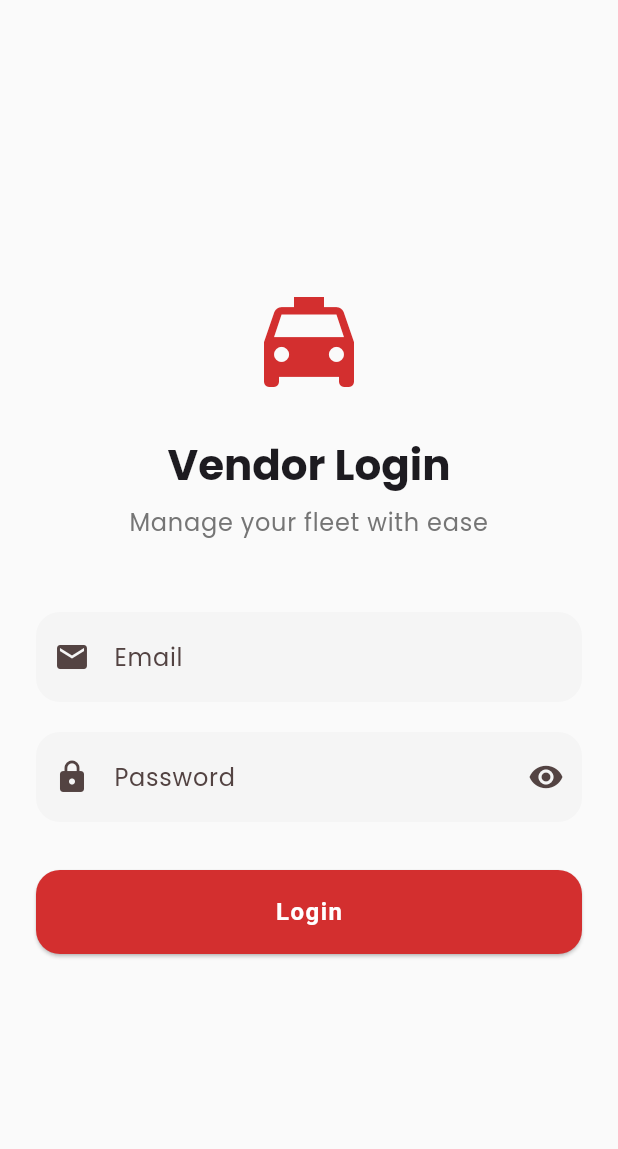
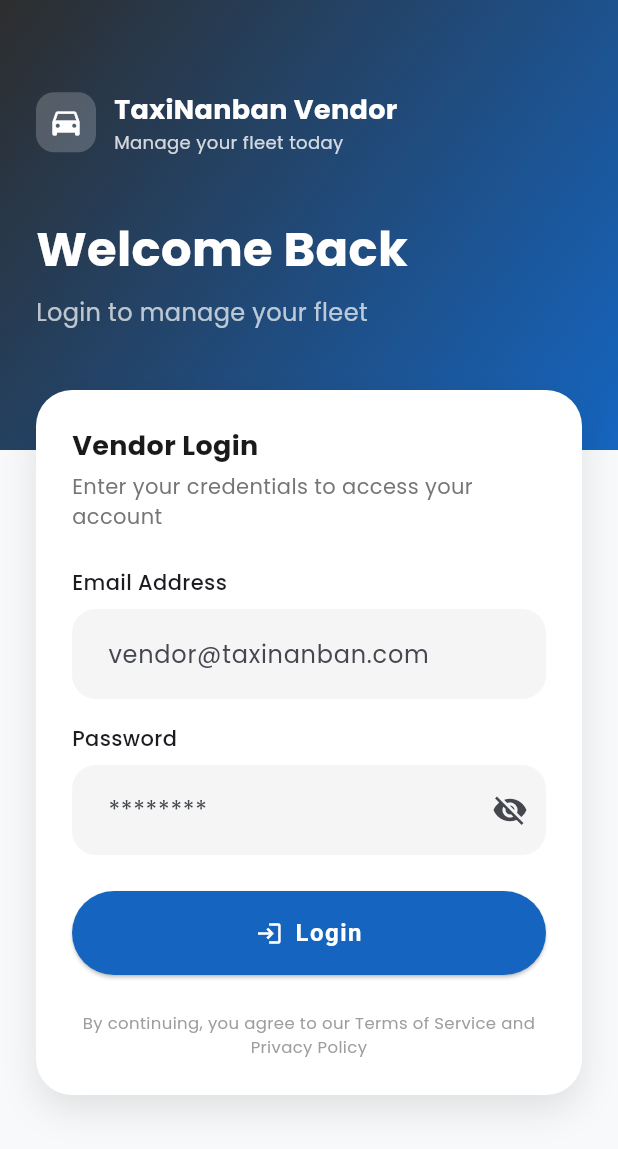
Before and after one commit to awencetech/taxipapp, a Flutter app: the screen it shows after launch, on a phone screen of 412 x 824 dp. Shown: the top 1149 px of the screen. Run offline on Flutter 3.47's test engine with Material 3 defaults, Android fonts, the phone set to English and light mode, and no system bars; our stand-ins replace cached_network_image, dio, file_picker, font_awesome_flutter, geocoding, geolocator and 8 more; accounts and stored records are empty.

Commit message:
Update vendor frontend UI design to match driver frontend

```diff
--- a/vendorfrontend/lib/core/theme/app_theme.dart
+++ b/vendorfrontend/lib/core/theme/app_theme.dart
@@ -2,11 +2,18 @@
 import 'package:google_fonts/google_fonts.dart';
 
 class AppTheme {
-  static const Color primaryColor = Color(0xFFD32F2F);
-  static const Color secondaryColor = Colors.black;
-  static const Color accentColor = Colors.white;
-  static const Color errorColor = Colors.red;
-  static const Color successColor = Colors.green;
+  static const Color primaryColor = Color(0xFF1565C0); // Dark blue
+  static const Color secondaryColor = Color(0xFF2D2D2D); // Dark gray
+  static const Color accentColor = Color(0xFF42A5F5); // Lighter blue
+  static const Color errorColor = Color(0xFFE53935);
+  static const Color successColor = Color(0xFF43A047);
+  static const Color backgroundColor = Color(0xFFF8F9FA);
+
+  static const LinearGradient headerGradient = LinearGradient(
+    begin: Alignment.topLeft,
+    end: Alignment.bottomRight,
+    colors: [secondaryColor, Color(0xFF1565C0)],
+  );
 
   static ThemeData lightTheme = ThemeData(
     useMaterial3: true,
@@ -19,7 +26,7 @@
       onSurface: Colors.black,
       error: errorColor,
     ),
-    scaffoldBackgroundColor: Colors.grey[50],
+    scaffoldBackgroundColor: backgroundColor,
     textTheme: GoogleFonts.poppinsTextTheme(),
     appBarTheme: const AppBarTheme(
       backgroundColor: Colors.white,
@@ -33,7 +40,7 @@
         foregroundColor: Colors.white,
         minimumSize: const Size(double.infinity, 56),
         shape: RoundedRectangleBorder(
-          borderRadius: BorderRadius.circular(16),
+          borderRadius: BorderRadius.circular(28),
         ),
         textStyle: const TextStyle(
           fontSize: 16,
@@ -44,7 +51,7 @@
     ),
     inputDecorationTheme: InputDecorationTheme(
       filled: true,
-      fillColor: Colors.grey[100],
+      fillColor: const Color(0xFFF5F5F5),
       border: OutlineInputBorder(
         borderRadius: BorderRadius.circular(16),
         borderSide: BorderSide.none,
@@ -88,7 +95,7 @@
         foregroundColor: Colors.white,
         minimumSize: const Size(double.infinity, 56),
         shape: RoundedRectangleBorder(
-          borderRadius: BorderRadius.circular(16),
+          borderRadius: BorderRadius.circular(28),
         ),
         textStyle: const TextStyle(
           fontSize: 16,
--- a/vendorfrontend/lib/views/auth/login_screen.dart
+++ b/vendorfrontend/lib/views/auth/login_screen.dart
@@ -31,45 +31,102 @@
     }
 
     return Scaffold(
-      body: SafeArea(
-        child: Center(
-          child: SingleChildScrollView(
+      backgroundColor: AppTheme.backgroundColor,
+      body: SingleChildScrollView(
+        child: Column(
+          children: [
+            // Header with Gradient
+            Container(
+              width: double.infinity,
+              height: 300,
+              decoration: const BoxDecoration(
+                gradient: AppTheme.headerGradient,
+              ),
+              padding: const EdgeInsets.symmetric(horizontal: 24, vertical: 60),
+              child: Column(
+                crossAxisAlignment: CrossAxisAlignment.start,
+                children: [
+                  Row(
+                    children: [
+                      Container(
+                        padding: const EdgeInsets.all(8),
+                        decoration: BoxDecoration(
+                          color: Colors.white.withValues(alpha: 0.2),
+                          borderRadius: BorderRadius.circular(12),
+                        ),
+                        child: const Icon(Icons.directions_car, color: Colors.white, size: 24),
+                      ),
+                      const SizedBox(width: 12),
+                      Column(
+                        crossAxisAlignment: CrossAxisAlignment.start,
+                        children: [
+                          const Text(
+                            'TaxiNanban Vendor',
+                            style: TextStyle(color: Colors.white, fontSize: 18, fontWeight: FontWeight.bold),
+                          ),
+                          Text(
+                            'Manage your fleet today',
+                            style: TextStyle(color: Colors.white.withValues(alpha: 0.8), fontSize: 12),
+                          ),
+                        ],
+                      ),
+                    ],
+                  ),
+                  const SizedBox(height: 40),
+                  const Text(
+                    'Welcome Back',
+                    style: TextStyle(color: Colors.white, fontSize: 32, fontWeight: FontWeight.bold),
+                  ),
+                  const SizedBox(height: 8),
+                  const Text(
+                    'Login to manage your fleet',
+                    style: TextStyle(color: Colors.white70, fontSize: 16),
+                  ),
+                ],
+              ),
+            ),
+
+            // Login Card
+            Transform.translate(
+              offset: const Offset(0, -40),
+              child: Container(
+                margin: const EdgeInsets.symmetric(horizontal: 24),
                 padding: const EdgeInsets.all(24),
+                decoration: BoxDecoration(
+                  color: Colors.white,
+                  borderRadius: BorderRadius.circular(24),
+                  boxShadow: [
+                    BoxShadow(
+                      color: Colors.black.withValues(alpha: 0.1),
+                      blurRadius: 20,
+                      offset: const Offset(0, 10),
+                    ),
+                  ],
+                ),
                 child: Form(
                   key: _formKey,
                   child: Column(
-                mainAxisAlignment: MainAxisAlignment.center,
-                crossAxisAlignment: CrossAxisAlignment.stretch,
+                    crossAxisAlignment: CrossAxisAlignment.start,
+                    mainAxisSize: MainAxisSize.min,
                     children: [
-                  Icon(
-                    Icons.local_taxi,
-                    size: 80,
-                    color: AppTheme.primaryColor,
+                      const Text(
+                        'Vendor Login',
+                        style: TextStyle(fontSize: 18, fontWeight: FontWeight.bold, color: Color(0xFF1A1A1A)),
+                      ),
+                      const SizedBox(height: 4),
+                      Text(
+                        'Enter your credentials to access your account',
+                        style: TextStyle(fontSize: 14, color: Colors.grey[600]),
                       ),
                       const SizedBox(height: 24),
-                  Text(
-                    'Vendor Login',
-                    style: Theme.of(context).textTheme.headlineMedium?.copyWith(
-                      fontWeight: FontWeight.bold,
-                    ),
-                    textAlign: TextAlign.center,
-                  ),
+
+                      // Email Field
+                      const Text('Email Address', style: TextStyle(fontSize: 14, fontWeight: FontWeight.w500)),
                       const SizedBox(height: 8),
-                  Text(
-                    'Manage your fleet with ease',
-                    style: Theme.of(
-                      context,
-                    ).textTheme.bodyLarge?.copyWith(color: Colors.grey[600]),
-                    textAlign: TextAlign.center,
-                  ),
-                  const SizedBox(height: 48),
                       TextFormField(
                         controller: _emailController,
-                    decoration: const InputDecoration(
-                      labelText: 'Email',
-                      prefixIcon: Icon(Icons.email),
-                    ),
                         keyboardType: TextInputType.emailAddress,
+                        decoration: const InputDecoration(hintText: 'vendor@taxinanban.com'),
                         validator: (value) {
                           if (value == null || value.isEmpty) {
                             return 'Please enter your email';
@@ -77,26 +134,21 @@
                           return null;
                         },
                       ),
-                  const SizedBox(height: 20),
+                      const SizedBox(height: 16),
+
+                      // Password Field
+                      const Text('Password', style: TextStyle(fontSize: 14, fontWeight: FontWeight.w500)),
+                      const SizedBox(height: 8),
                       TextFormField(
                         controller: _passwordController,
+                        obscureText: _obscurePassword,
                         decoration: InputDecoration(
-                      labelText: 'Password',
-                      prefixIcon: const Icon(Icons.lock),
+                          hintText: '********',
                           suffixIcon: IconButton(
-                        icon: Icon(
-                          _obscurePassword
-                              ? Icons.visibility
-                              : Icons.visibility_off,
-                        ),
-                        onPressed: () {
-                          setState(() {
-                            _obscurePassword = !_obscurePassword;
-                          });
-                        },
+                            icon: Icon(_obscurePassword ? Icons.visibility_off : Icons.visibility),
+                            onPressed: () => setState(() => _obscurePassword = !_obscurePassword),
                           ),
                         ),
-                    obscureText: _obscurePassword,
                         validator: (value) {
                           if (value == null || value.isEmpty) {
                             return 'Please enter your password';
@@ -104,17 +156,14 @@
                           return null;
                         },
                       ),
-                  const SizedBox(height: 32),
-                  if (authViewModel.errorMessage != null)
-                    Padding(
-                      padding: const EdgeInsets.only(bottom: 16),
-                      child: Text(
-                        authViewModel.errorMessage!,
-                        style: const TextStyle(color: Colors.red),
-                        textAlign: TextAlign.center,
-                      ),
-                    ),
-                  ElevatedButton(
+
+                      const SizedBox(height: 24),
+
+                      // Action Button
+                      SizedBox(
+                        width: double.infinity,
+                        height: 56,
+                        child: ElevatedButton(
                           onPressed: authViewModel.isLoading
                               ? null
                               : () async {
@@ -127,21 +176,48 @@
                                       if (!context.mounted) return;
                                       Navigator.pushReplacement(
                                         context,
-                                  MaterialPageRoute(
-                                    builder: (_) => const DashboardScreen(),
-                                  ),
+                                        MaterialPageRoute(builder: (_) => const DashboardScreen()),
+                                      );
+                                    } else if (mounted) {
+                                      ScaffoldMessenger.of(context).showSnackBar(
+                                        SnackBar(content: Text(authViewModel.errorMessage ?? 'Login Failed')),
                                       );
                                     }
                                   }
                                 },
+                          style: ElevatedButton.styleFrom(
+                            backgroundColor: AppTheme.primaryColor,
+                            shape: RoundedRectangleBorder(borderRadius: BorderRadius.circular(28)),
+                          ),
                           child: authViewModel.isLoading
                               ? const CircularProgressIndicator(color: Colors.white)
-                        : const Text('Login'),
+                              : Row(
+                                  mainAxisAlignment: MainAxisAlignment.center,
+                                  children: [
+                                    const Icon(Icons.login),
+                                    const SizedBox(width: 8),
+                                    const Text('Login'),
+                                  ],
+                                ),
+                        ),
+                      ),
+
+                      const SizedBox(height: 24),
+
+                      // Terms Text
+                      Center(
+                        child: Text(
+                          'By continuing, you agree to our Terms of Service and Privacy Policy',
+                          textAlign: TextAlign.center,
+                          style: TextStyle(color: Colors.grey[500], fontSize: 11),
+                        ),
                       ),
                     ],
                   ),
                 ),
               ),
+            ),
+          ],
         ),
       ),
     );
```
Lines whose indentation alone changed are shown as unchanged.
